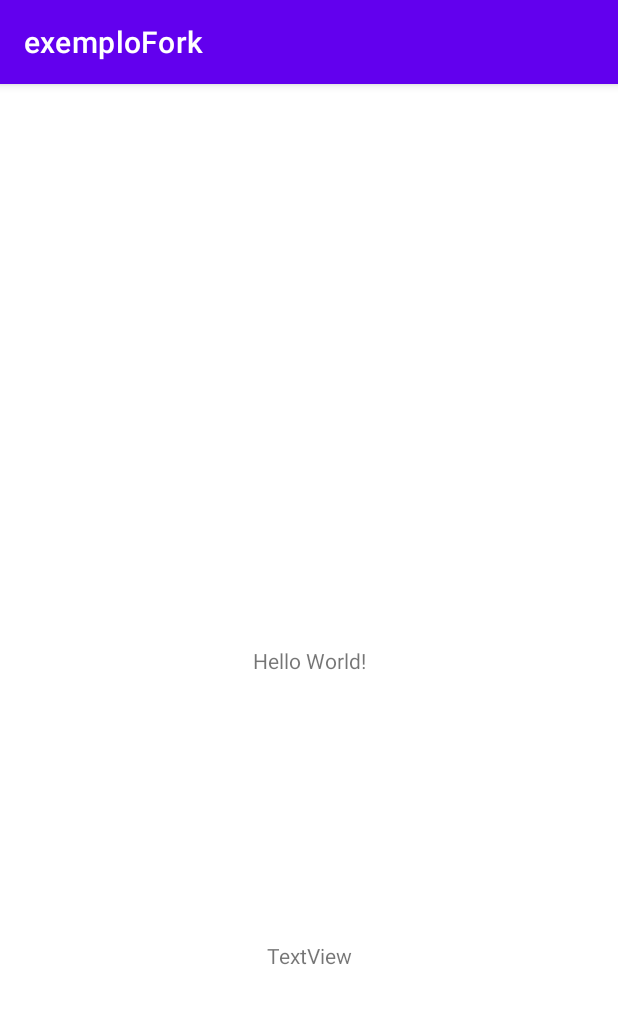
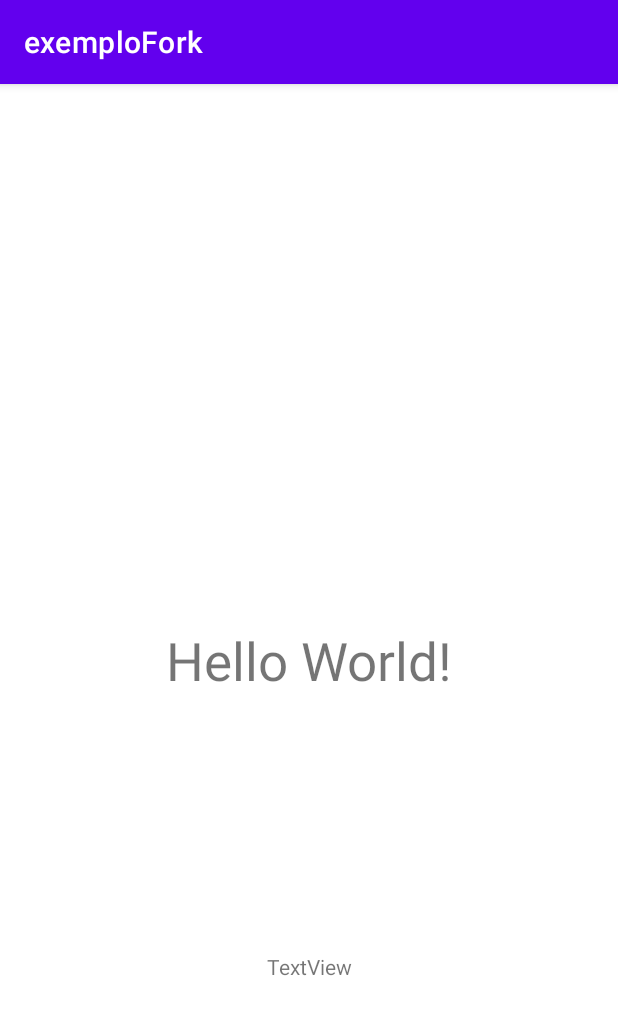
Before and after one commit to jonatasdm/exemploFork, an Android app: the screen it shows after launch (MainActivity), on a phone screen of 412 x 824 dp. Shown: the top 1015 px of the screen. Run offline under Robolectric (Android 15) with nearby library versions, the phone set to English and light mode, and no system bars.

Commit message:
Add temanho no texto

```diff
--- a/app/src/main/res/layout/activity_main.xml
+++ b/app/src/main/res/layout/activity_main.xml
@@ -11,6 +11,7 @@
         android:layout_width="wrap_content"
         android:layout_height="wrap_content"
         android:text="Hello World!"
+        android:textSize="35dp"
         app:layout_constraintBottom_toBottomOf="parent"
         app:layout_constraintLeft_toLeftOf="parent"
         app:layout_constraintRight_toRightOf="parent"
```
